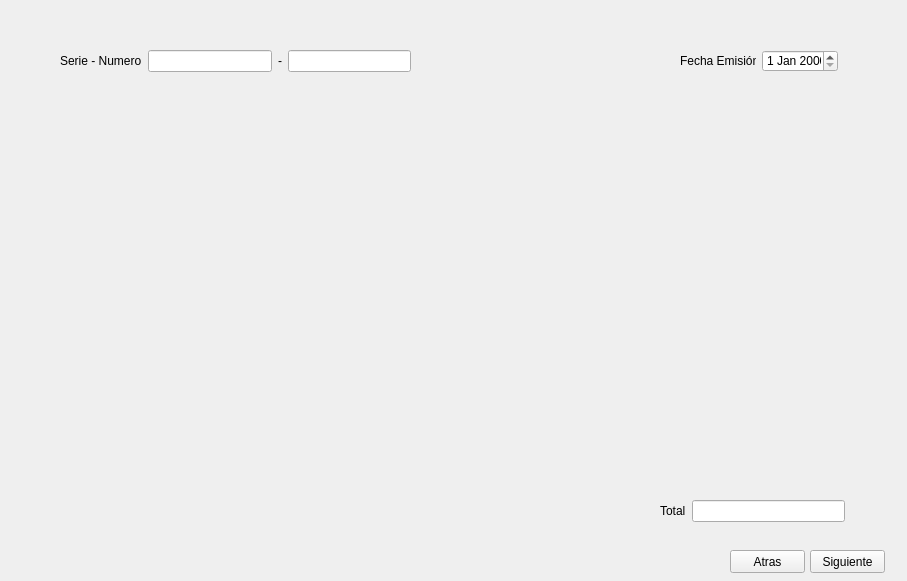
janfranco27/TheProyect, file ManagerM/ui_new_venta.ui: the form before one commit.
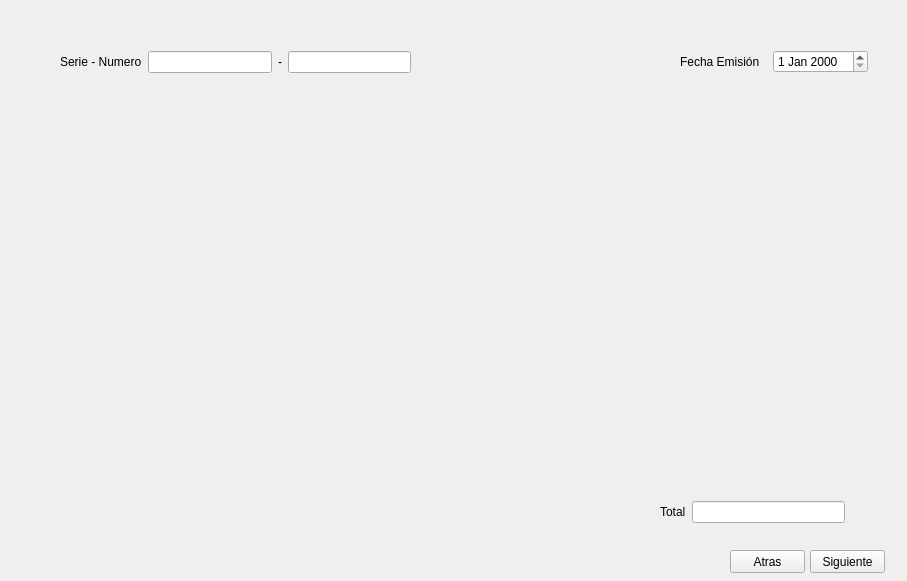
The form after the commit. The open tabs and pages were chosen to show the change.

```diff
--- a/ManagerM/ui_new_venta.ui
+++ b/ManagerM/ui_new_venta.ui
@@ -188,13 +188,13 @@
       </rect>
      </property>
     </widget>
-    <widget class="QWidget" name="">
+    <widget class="QWidget" name="layoutWidget">
      <property name="geometry">
       <rect>
        <x>40</x>
        <y>30</y>
        <width>351</width>
-       <height>22</height>
+       <height>24</height>
       </rect>
      </property>
      <layout class="QHBoxLayout" name="horizontalLayout_2">
@@ -220,13 +220,13 @@
       </item>
      </layout>
     </widget>
-    <widget class="QWidget" name="">
+    <widget class="QWidget" name="layoutWidget">
      <property name="geometry">
       <rect>
        <x>660</x>
        <y>30</y>
-       <width>158</width>
-       <height>22</height>
+       <width>188</width>
+       <height>24</height>
       </rect>
      </property>
      <layout class="QHBoxLayout" name="horizontalLayout_3">
@@ -276,7 +276,7 @@
      <x>660</x>
      <y>500</y>
      <width>185</width>
-     <height>22</height>
+     <height>24</height>
     </rect>
    </property>
    <layout class="QHBoxLayout" name="horizontalLayout_6">
```
Left out of the diff: 8 changed lines with no effect on the pictures.
